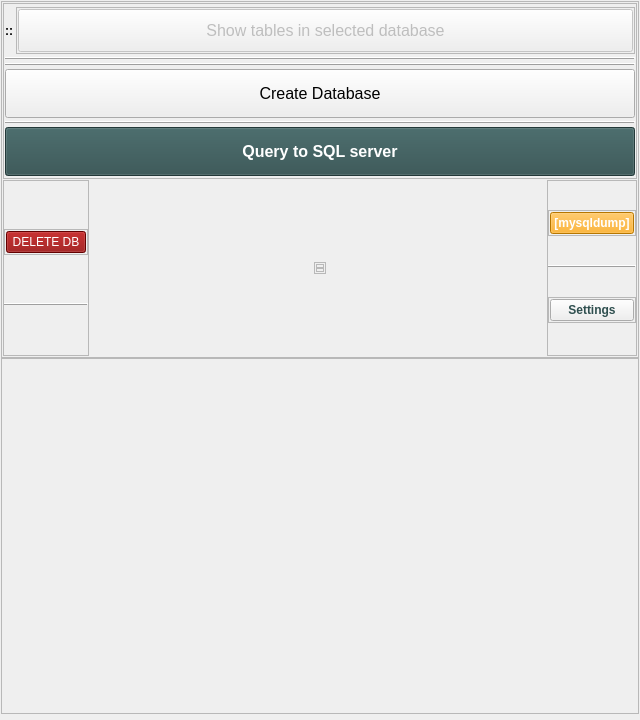
Before: the Qt Designer form databases.ui in TiReks33/adb-explorer, drawn with Qt 5.
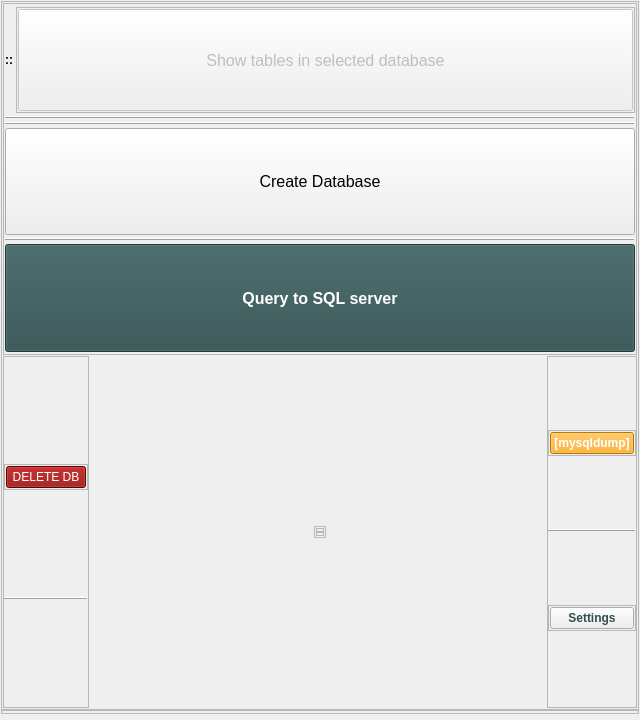
After: the same form once the commit is applied.

Diff of the .ui file:
```diff
--- a/databases.ui
+++ b/databases.ui
@@ -728,12 +728,37 @@
     </widget>
    </item>
    <item>
+    <widget class="QFrame" name="quitFrame">
+     <property name="sizePolicy">
+      <sizepolicy hsizetype="Preferred" vsizetype="Fixed">
+       <horstretch>0</horstretch>
+       <verstretch>0</verstretch>
+      </sizepolicy>
+     </property>
     <layout class="QHBoxLayout" name="quitLayout">
      <property name="spacing">
       <number>0</number>
      </property>
+      <property name="leftMargin">
+       <number>0</number>
+      </property>
+      <property name="topMargin">
+       <number>0</number>
+      </property>
+      <property name="rightMargin">
+       <number>0</number>
+      </property>
+      <property name="bottomMargin">
+       <number>0</number>
+      </property>
      <item>
       <widget class="QFrame" name="frame">
+        <property name="sizePolicy">
+         <sizepolicy hsizetype="Preferred" vsizetype="Preferred">
+          <horstretch>0</horstretch>
+          <verstretch>0</verstretch>
+         </sizepolicy>
+        </property>
        <property name="frameShape">
         <enum>QFrame::StyledPanel</enum>
        </property>
@@ -760,6 +785,7 @@
       </widget>
      </item>
     </layout>
+    </widget>
    </item>
   </layout>
  </widget>
```
Lines whose indentation alone changed are shown as unchanged.
